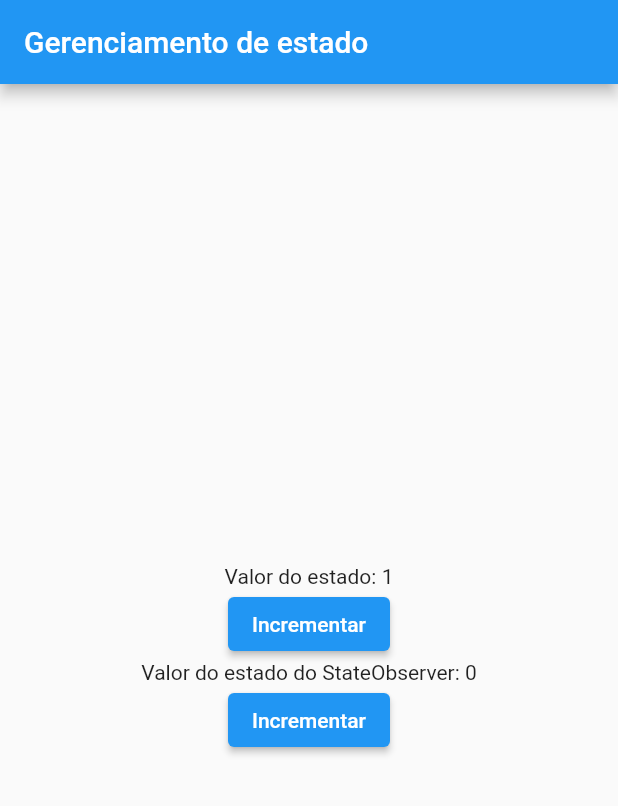
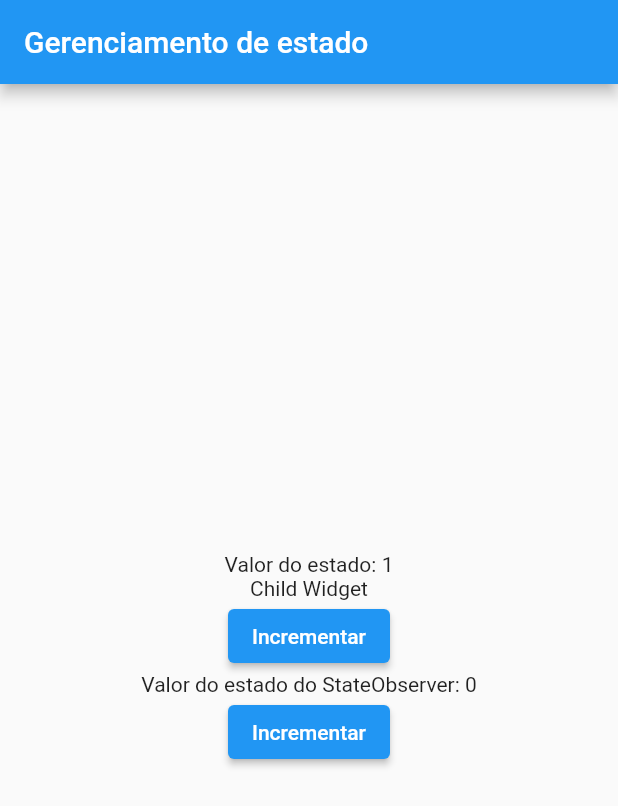
Before and after one commit to Vinicius-b-oliveira/curso-mvvm, a Flutter app: the screen it shows after launch, after a tap on "Incrementar", on a phone screen of 412 x 824 dp. Shown: the top 806 px of the screen. Run offline on Flutter 3.47's test engine with Material 3 defaults, Android fonts, the phone set to English and light mode, and no system bars.

Commit message:
Criando primeiro builder

```diff
--- /dev/null
+++ b/lib/builders/observable_builder.dart
@@ -0,0 +1,40 @@
+import 'package:flutter/material.dart';
+import 'package:mvvm/contracts/observable.dart';
+
+class ObservableBuilder extends StatefulWidget {
+  final Observable observable;
+  final Widget? child;
+  final Widget Function(BuildContext context, Widget? child) builder;
+  const ObservableBuilder({
+    required this.observable,
+    required this.builder,
+    this.child,
+    super.key,
+  });
+
+  @override
+  State<ObservableBuilder> createState() => _ObservableBuilderState();
+}
+
+class _ObservableBuilderState extends State<ObservableBuilder> {
+  @override
+  void initState() {
+    widget.observable.addListener(rebuild);
+    super.initState();
+  }
+
+  void rebuild() {
+    setState(() {});
+  }
+
+  @override
+  Widget build(BuildContext context) {
+    return widget.builder(context, widget.child);
+  }
+
+  @override
+  void dispose() {
+    widget.observable.removeListener(rebuild);
+    super.dispose();
+  }
+}
--- a/lib/contracts/oberservable_state.dart
+++ b/lib/contracts/oberservable_state.dart
@@ -1,4 +1,4 @@
-abstract class OberservableState<T> {
+abstract class ObservableState<T> {
   final T state;
-  OberservableState(this.state);
+  ObservableState(this.state);
 }
--- a/lib/controllers/state_observable.dart
+++ b/lib/controllers/state_observable.dart
@@ -1,7 +1,7 @@
 import 'package:mvvm/contracts/oberservable_state.dart';
 import 'package:mvvm/controllers/change_state.dart';
 
-class StateObservable<T> extends ChangeState implements OberservableState {
+class StateObservable<T> extends ChangeState implements ObservableState {
   T _state;
 
   @override
--- a/lib/main.dart
+++ b/lib/main.dart
@@ -1,4 +1,5 @@
 import 'package:flutter/material.dart';
+import 'package:mvvm/builders/observable_builder.dart';
 import 'package:mvvm/classes/counter_state.dart';
 import 'package:mvvm/controllers/state_observable.dart';
 
@@ -29,7 +30,6 @@ class _MyHomePageState extends State<MyHomePage> {
   final observableCounter = StateObservable(0);
   @override
   void initState() {
-    counterState.addListener(callback);
     observableCounter.addListener(callback);
     super.initState();
   }
@@ -46,7 +46,19 @@ class _MyHomePageState extends State<MyHomePage> {
         child: Column(
           mainAxisAlignment: MainAxisAlignment.center,
           children: [
-            Text("Valor do estado: ${counterState.counter}"),
+            ObservableBuilder(
+              observable: counterState,
+              child: const Text("Child Widget"),
+              builder: (context, child) {
+                return Column(
+                  children: [
+                    Text("Valor do estado: ${counterState.counter}"),
+                    child!,
+                  ],
+                );
+              },
+            ),
+
             ElevatedButton(
               onPressed: () {
                 counterState.increment();
@@ -70,7 +82,6 @@ class _MyHomePageState extends State<MyHomePage> {
 
   @override
   void dispose() {
-    counterState.removeListener(callback);
     observableCounter.removeListener(callback);
     super.dispose();
   }
```
